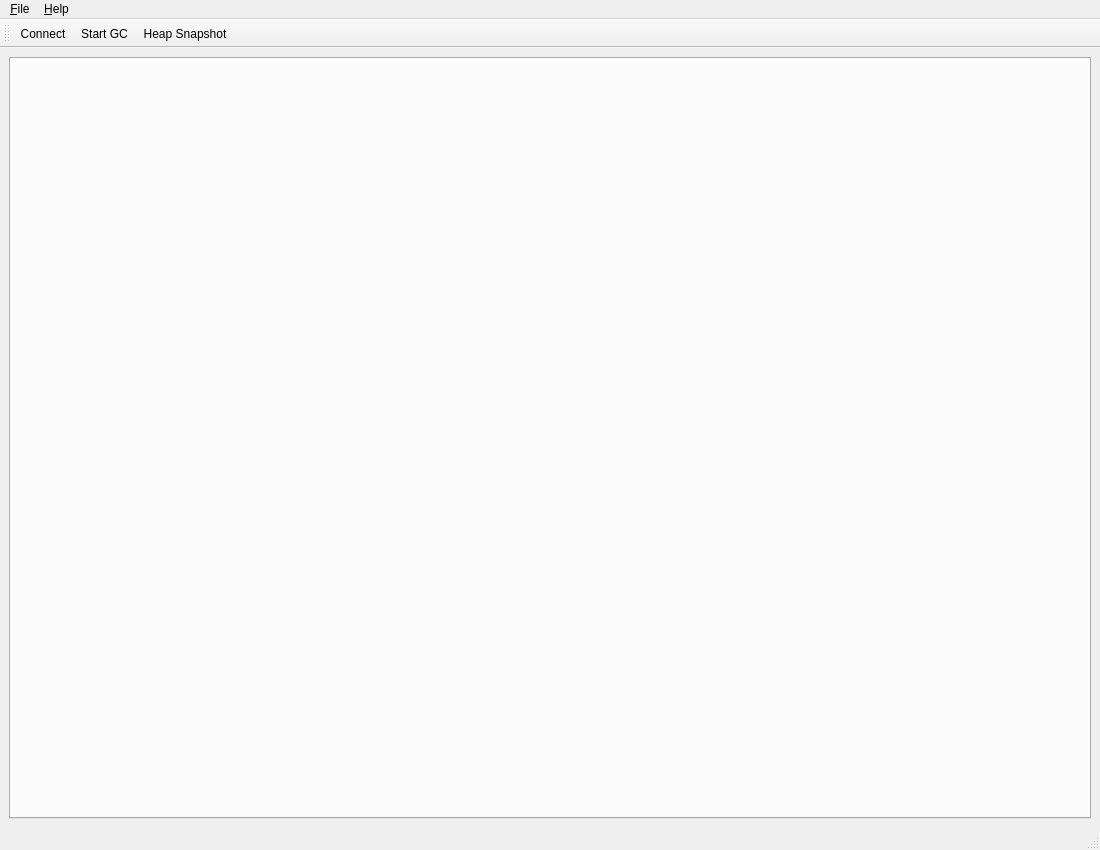
Old version of the form rbkit-lib/rbkitmainwindow.ui in the repository codemancers/rbkit-client.
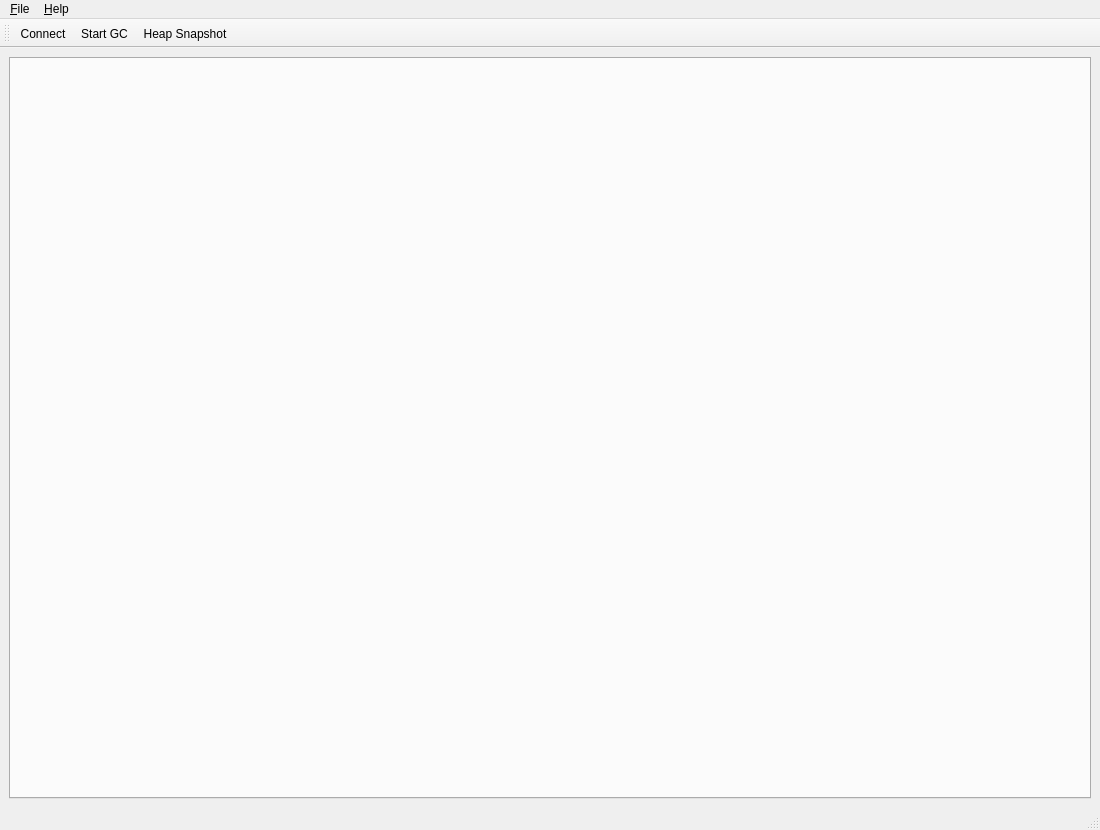
New version of the form.

Commit message: Set the height to 830

Patch:
```diff
--- a/rbkit-lib/rbkitmainwindow.ui
+++ b/rbkit-lib/rbkitmainwindow.ui
@@ -7,13 +7,13 @@
     <x>0</x>
     <y>0</y>
     <width>1100</width>
-    <height>850</height>
+    <height>830</height>
    </rect>
   </property>
   <property name="minimumSize">
    <size>
     <width>850</width>
-    <height>850</height>
+    <height>830</height>
    </size>
   </property>
   <property name="windowTitle">
```
